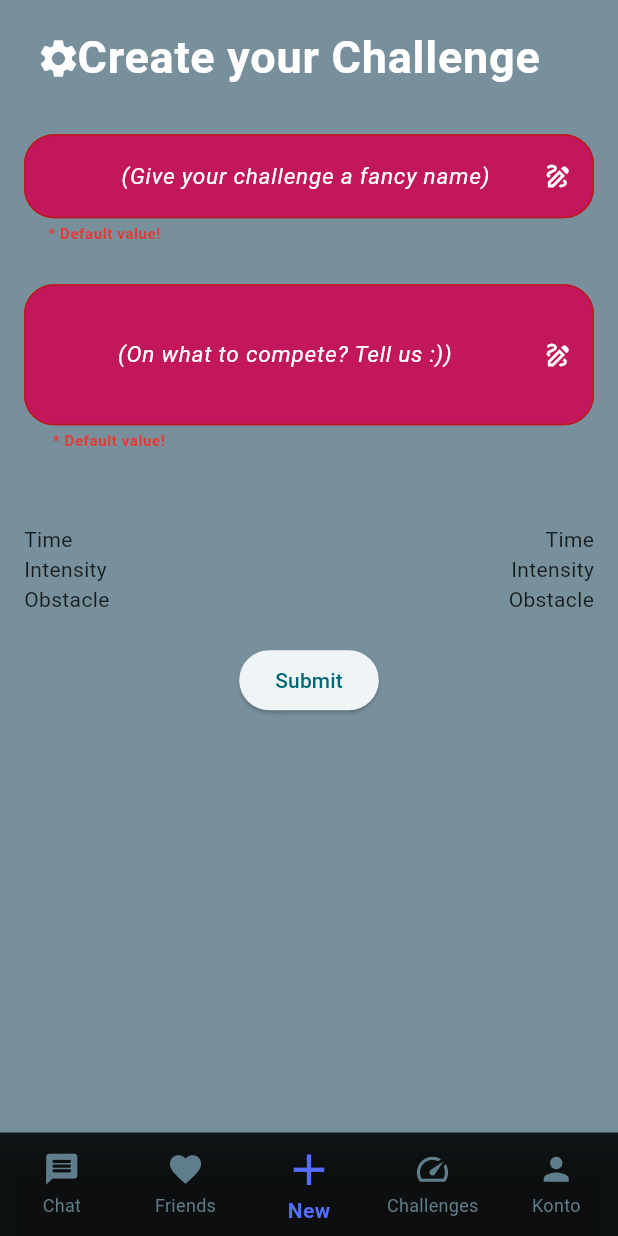
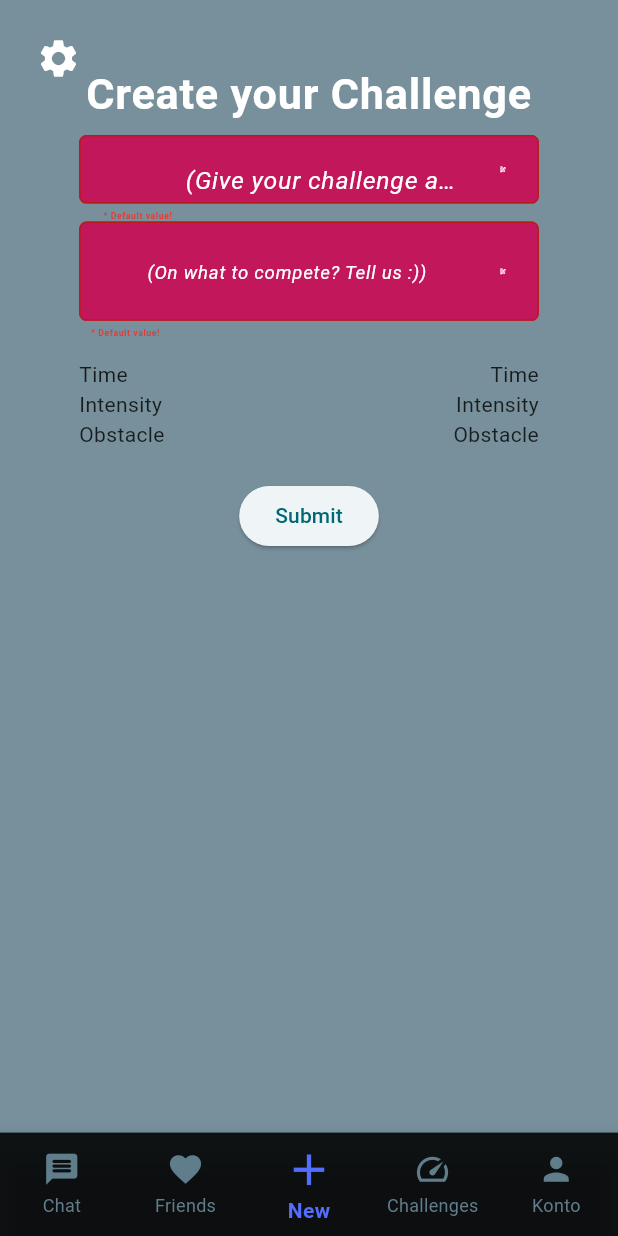
Before and after one commit to DankoRother/Prog-JoWi-DaRo, a Flutter app: the screen it shows after launch, item 3 of the bottom bar chosen, on a phone screen of 412 x 824 dp. Run offline on Flutter 3.47's test engine with Material 3 defaults, Android fonts, the phone set to English and light mode, and no system bars.

Commit message:
Erste Schritte in Richtung Skalierbarkeit

```diff
--- a/lib/main.dart
+++ b/lib/main.dart
@@ -14,7 +14,7 @@ class MyApp extends StatelessWidget {
   @override
   Widget build(BuildContext context) {
     return MaterialApp(
-      title: 'Fick deine Mutter',
+      title: 'Etwas Familienfreundliches',
       theme: ThemeData(
         colorScheme: ColorScheme.fromSeed(seedColor: Colors.white),
         scaffoldBackgroundColor: Colors.blueGrey[400],
@@ -34,10 +34,25 @@ class MyHomePage extends StatefulWidget {
   State<MyHomePage> createState() => _MyHomePageState();
 }
 
-
+double screenHeight = 1440.0; //Standardwert, damit bei fehlender Initialisierung nicht nichts geht
+double screenWidth = 3168.0;  //Standardwert, damit bei fehlender Initialisierung nicht nichts geht
+double screenWidthAndHeight = screenWidth+screenHeight;
+late TextStyle standardText;  //Standard TextStyle: Wenn nötig überschreibbar mit "standardText.copyWith(zu-überschreibende-Daten)
 class _MyHomePageState extends State<MyHomePage> {
   var selectedIndex = 0;
-
+  @override
+  void didChangeDependencies() {
+    super.didChangeDependencies();
+    screenHeight = MediaQuery.of(context).size.height;  //Setzen der Screenhöhe
+    screenWidth = MediaQuery.of(context).size.width;    //Setzen der Screenbreite
+    screenWidthAndHeight = screenWidth+screenHeight;
+    standardText = TextStyle(                           //TODO: FontStyle der zur Anwendung passt entwickeln
+      color: Colors.white,
+      fontSize: screenHeight * 0.02,
+      fontWeight: FontWeight.normal,
+      letterSpacing: 0.5,
+    );
+  }
   @override
   Widget build(BuildContext context) {
     Widget page;
@@ -127,62 +142,63 @@ class _YourChallengesState extends State<YourChallenges> {
           Align(
             alignment: Alignment.topCenter,  // Horizontale Zentrierung, oben angeordnet
             child: Container(
-              width: 375,  // Feste Breite
-              margin: EdgeInsets.only(top: 60),  // Abstand von oben
-              padding: EdgeInsets.all(15),  // Innerer Abstand
+              width: screenWidth * 0.75,  // Feste Breite
+              margin: EdgeInsets.only(top: screenHeight * 0.04),  // Abstand von oben
+              padding: EdgeInsets.all(screenWidth * 0.02),  // Innerer Abstand
               decoration: BoxDecoration(
                 color: Colors.indigoAccent,  // Hintergrundfarbe des Containers
-                borderRadius: BorderRadius.circular(5),  // Abrundung der Ecken
+                borderRadius: BorderRadius.circular(screenWidth * 0.4*0.08),  // Abrundung der Ecken
               ),
               child: Column(
                 mainAxisSize: MainAxisSize.min,  // Minimiert die Größe der Spalte
                 children: [
                   Text(
                     'Your Challenges',
-                    style: TextStyle(
-                      color: Colors.white,
-                      fontSize: 25,
-                      fontWeight: FontWeight.bold,
-                      letterSpacing: 0.5,
-                    ),  // Textstil
+                    style: standardText.copyWith(fontWeight: FontWeight.bold, fontSize: screenHeight*0.03),  // Textstil Überschrift
                     textAlign: TextAlign.center,  // Textzentrierung
                   ),
-                  SizedBox(height: 20),  // Abstand zwischen Text und erstem Textfeld
+                  SizedBox(height: screenHeight * 0.02),  // Abstand zwischen Text und erstem Textfeld
                   TextField(
                     decoration: InputDecoration(
-                      hintText: 'Challenge 1',
+                      hintStyle: standardText.copyWith(fontSize: screenWidth*0.04, color: Colors.black),
+                      hintText: 'Chöhe: $screenHeight breite: $screenWidth', //Anzeige der Maße zum entwickeln TODO: Entfernen vor finalem Produkt
                       border: OutlineInputBorder(),
                       fillColor: Colors.white,
                       filled: true,
+                      contentPadding: EdgeInsets.symmetric(vertical: screenWidth*0.01, horizontal: screenWidth*0.02),
                     ),
                   ),
-                  SizedBox(height: 10),  // Abstand zwischen den Textfeldern
+                  SizedBox(height: screenHeight * 0.01),  // Abstand zwischen den Textfeldern
                   TextField(
                     decoration: InputDecoration(
+                      hintStyle: standardText.copyWith(fontSize: screenWidth*0.04, color: Colors.black),
                       hintText: 'Challenge 2',
                       border: OutlineInputBorder(),
                       fillColor: Colors.white,
                       filled: true,
+                      contentPadding: EdgeInsets.symmetric(vertical: screenWidth*0.01, horizontal: screenWidth*0.02),
                     ),
                   ),
-                  SizedBox(height: 10),  // Abstand zwischen den Textfeldern
+                  SizedBox(height: screenHeight * 0.01),  // Abstand zwischen den Textfeldern
                   TextField(
                     decoration: InputDecoration(
+                      hintStyle: standardText.copyWith(fontSize: screenWidth*0.04, color: Colors.black),
                       hintText: 'Challenge 3',
                       border: OutlineInputBorder(),
                       fillColor: Colors.white,
                       filled: true,
+                      contentPadding: EdgeInsets.symmetric(vertical: screenWidth*0.01, horizontal: screenWidth*0.02),
                     ),
                   ),
-                  SizedBox(height: 20),  // Abstand zwischen dem letzten Textfeld und dem Button
+                  SizedBox(height: screenHeight * 0.02),  // Abstand zwischen dem letzten Textfeld und dem Button
                   ElevatedButton.icon(onPressed: () {
                     print('Button gedrückt');
                   },
                     icon: Icon(Icons.favorite_border),
-                    label: Text('Like'),
+                    label: Text('Like',style: standardText.copyWith(fontWeight: FontWeight.bold, fontSize: screenHeight * 0.03)),
                     style: ElevatedButton.styleFrom(
                       foregroundColor: Colors.white, backgroundColor: Colors.blueGrey,   // Textfarbe des Buttons
-                      padding: EdgeInsets.symmetric(horizontal: 16.0, vertical: 12.0), // Innenabstand des Buttons
+                      padding: EdgeInsets.only(right: screenWidth * 0.025, left: screenWidth*0.025, top: screenHeight * 0.005, bottom: screenHeight * 0.005), // Innenabstand des Buttons
                       shape: RoundedRectangleBorder(
                         borderRadius: BorderRadius.circular(15), // Abrundung der Ecken
                       ),
@@ -196,12 +212,12 @@ class _YourChallengesState extends State<YourChallenges> {
 
           // Einstellungs-Icon oben links
           Positioned(
-            top: 15,  // Abstand von oben (inklusive Statusleiste)
-            left: 15,  // Abstand von links
+            top: screenWidth * 0.008,  // Abstand von oben (inklusive Statusleiste)
+            left: screenWidth * 0.008,  // Abstand von links
             child: IconButton(
               icon: Icon(Icons.settings),
               color: Colors.white,  // Farbe des Icons
-              iconSize: 30,  // Größe des Icons
+              iconSize: screenWidthAndHeight*0.025,  // Größe des Icons
               onPressed: () {
                 // Hier kommt die Navigation zur Einstellungsseite
                 Navigator.push(
@@ -232,10 +248,10 @@ class _CreateChallengeState extends State<CreateChallenge> {
           Align(
             alignment: Alignment.topCenter,  // Horizontale Zentrierung, oben angeordnet
             child: Container(
-              width: 400,
-              height: 570,// Feste Breite
-              margin: EdgeInsets.only(top: 6.5),  // Abstand von oben
-              padding: EdgeInsets.all(10),  // Innerer Abstand
+              width: screenWidth * 0.75,  // Feste Breite
+              height: screenHeight *0.6,// Feste Breite
+              margin: EdgeInsets.only(top: screenHeight*0.05),  // Abstand von oben
+              padding: EdgeInsets.all(screenWidthAndHeight*0.001),  // Innerer Abstand
               decoration: BoxDecoration(
                 color: Colors.indigoAccent[300],  // Hintergrundfarbe des Containers
                 borderRadius: BorderRadius.circular(5),  // Abrundung der Ecken
@@ -245,91 +261,92 @@ class _CreateChallengeState extends State<CreateChallenge> {
                 children: [
                   Text(
                     'Create your Challenge',
-                    style: TextStyle(
-                      color: Colors.white,
-                      fontSize: 30,
-                      fontWeight: FontWeight.bold,
-                      letterSpacing: 0.5,
-                    ), // Textstil
+                    style: standardText.copyWith(fontSize: screenHeight * 0.035, fontWeight: FontWeight.bold),
                     textAlign: TextAlign.center,  // Textzentrierung
                   ),
                   //Icon(Icons.draw, color: Colors.white),
-                  SizedBox(height: 30),
+                  SizedBox(height: screenHeight*0.008),
                   Container(
-                    height: 100,
+                    height: screenHeight * 0.07,
+                    alignment: Alignment.topCenter,
                     child: TextFormField(
-                      style: TextStyle(color: Colors.white),
+                      style: standardText.copyWith(
+                          color: Colors.black,
+                          fontSize: screenHeight * 0.035
+                      ),
                       decoration: InputDecoration(
                         prefixText: 'Name: ',
-                        prefixStyle: TextStyle(
+                        prefixStyle: standardText.copyWith(
                           color: Colors.white,
-                          fontStyle: FontStyle.normal,
-                          fontSize: 15,
+                          fontSize: screenHeight * 0.02
                         ),
-                        suffixIcon: Icon(Icons.draw_outlined, color: Colors.white, size: 20),
+                        suffixIcon: Icon(
+                            Icons.draw_outlined,
+                            color: Colors.white,
+                            size: screenWidth * 0.012
+                        ),
                         hintText: '(Give your challenge a fancy name)',
-                        hintStyle: TextStyle(
+                        hintStyle: standardText.copyWith(
                           color: Colors.white,
                           fontStyle: FontStyle.italic,
-                          fontSize: 15,
+                          fontSize: screenHeight * 0.02,
                         ),
-                        errorText: '* Default value!', // Entfernen, wenn Validator verwendet wird
+                        errorText: '* Default value!',
                         errorStyle: TextStyle(
                           color: Colors.red[600],
-                          fontSize: 10,
+                          fontSize: screenHeight * 0.007,
                           fontWeight: FontWeight.bold,
                         ),
                         border: OutlineInputBorder(
-                          borderRadius: BorderRadius.circular(20),
-                          borderSide: BorderSide(color: Colors.black54)
+                            borderRadius: BorderRadius.circular(screenWidth * 0.012),
+                            borderSide: BorderSide(color: Colors.black54)
                         ),
                         fillColor: Colors.pink[700],
                         filled: true,
                       ),
-                      /*obscureText: true,
-                      validator: (value) {
-                        if (value == null || value.length < 6) {
-                          return 'Das Passwort muss mindestens 6 Zeichen lang sein';
-                        }
-                        return null;
-                      },*/
                     ),
                   ),
                   Container(
-                    height: 150,
+                    height: screenHeight * 0.105,
                     child: TextFormField(
-                      style: TextStyle(color: Colors.white),
+                      style: standardText.copyWith(color: Colors.white),
                       decoration: InputDecoration(
                         prefixText: 'What: ',
-                        prefixStyle: TextStyle(
+                        prefixStyle: standardText.copyWith(
                           color: Colors.white,
-                          fontStyle: FontStyle.normal,
-                          fontSize: 15,
+                          fontSize: screenHeight * 0.015,
                         ),
-                        suffixIcon: Icon(Icons.draw_outlined, color: Colors.white, size: 20),
+                        suffixIcon: Icon(
+                            Icons.draw_outlined,
+                            color: Colors.white,
+                            size: screenWidth * 0.012
+                        ),
                         hintText: '(On what to compete? Tell us :))',
-                        hintStyle: TextStyle(
+                        hintStyle: standardText.copyWith(
                           color: Colors.white,
                           fontStyle: FontStyle.italic,
-                          fontSize: 15,
+                          fontSize: screenHeight * 0.015,
                         ),
-                        errorText: '* Default value!', // Entfernen, wenn Validator verwendet wird
+                        errorText: '* Default value!',
                         errorStyle: TextStyle(
                           color: Colors.red[600],
-                          fontSize: 10,
+                          fontSize: screenHeight * 0.007,
                           fontWeight: FontWeight.bold,
                         ),
                         border: OutlineInputBorder(
-                            borderRadius: BorderRadius.circular(20),
+                            borderRadius: BorderRadius.circular(screenWidth * 0.012),
                             borderSide: BorderSide(color: Colors.black54)
                         ),
                         fillColor: Colors.pink[700],
                         filled: true,
-                        contentPadding: EdgeInsets.symmetric(vertical: 35.0, horizontal: 15.0),
+                        contentPadding: EdgeInsets.symmetric(
+                            vertical: screenHeight * 0.025,
+                            horizontal: screenWidth * 0.009
+                        ),
                       ),
                     ),
                   ),
-                  SizedBox(height: 10),
+                  SizedBox(height: screenHeight * 0.007),
                   Row(
                     mainAxisAlignment: MainAxisAlignment.spaceBetween,
                     children: [
```
